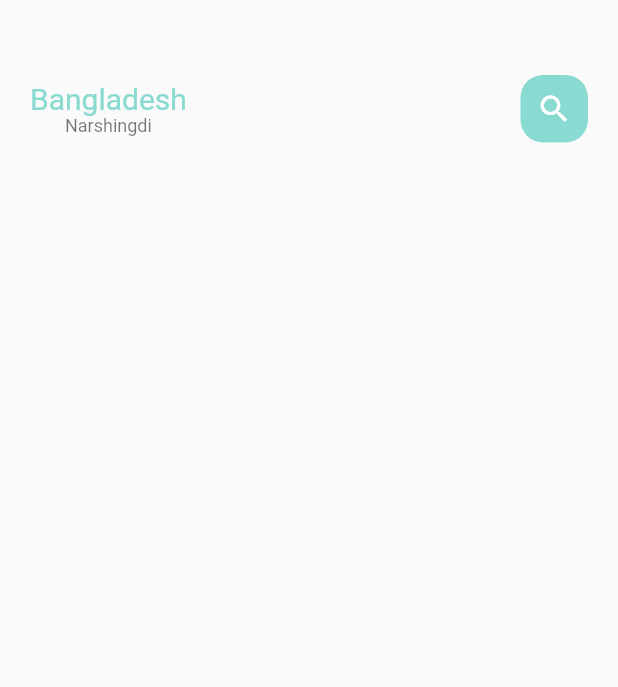
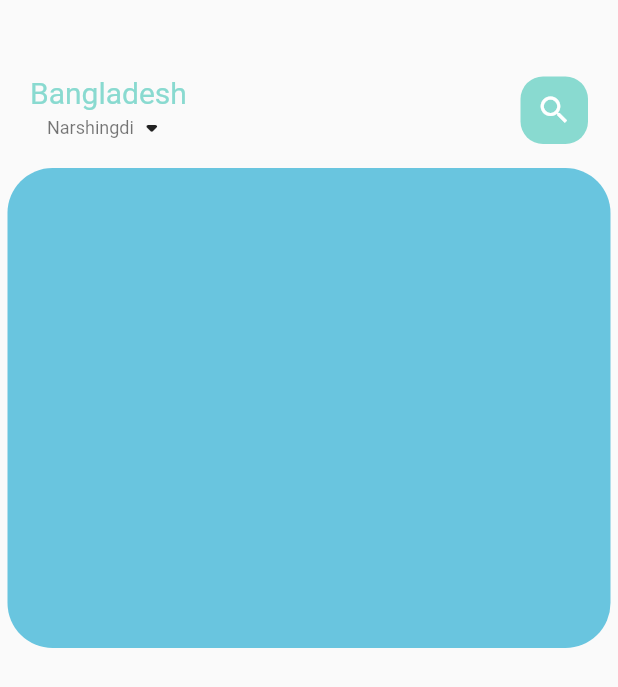
Before and after one commit to Thae00/food_delivery, a Flutter app: the screen it shows after launch, on a phone screen of 412 x 824 dp. Shown: the top 687 px of the screen. Run offline on Flutter 3.47's test engine with Material 2 defaults, Android fonts, the phone set to English and light mode, and no system bars.

```diff
--- /dev/null
+++ b/lib/home/food_body_page.dart
@@ -0,0 +1,34 @@
+import 'package:flutter/material.dart';
+
+class FoodBodyPage extends StatefulWidget {
+  FoodBodyPage({Key? key}) : super(key: key);
+
+  @override
+  _FoodBodyPageState createState() => _FoodBodyPageState();
+}
+
+class _FoodBodyPageState extends State<FoodBodyPage> {
+  @override
+  Widget build(BuildContext context) {
+    return Container(
+      height: 320,
+      child: PageView.builder(
+        itemCount: 5,
+        itemBuilder: (context, position) {
+          return _buildPageItem(position);
+        },
+      ),
+    );
+  }
+
+  Widget _buildPageItem(int index) {
+    return Container(
+      height: 220,
+      margin: EdgeInsets.only(left: 5, right: 5),
+      decoration: BoxDecoration(
+        borderRadius: BorderRadius.circular(30),
+        color: index.isEven ? Color(0xFF69c5df) : Color(0xFF9294cc),
+      ),
+    );
+  }
+}
--- a/lib/home/main_food_page.dart
+++ b/lib/home/main_food_page.dart
@@ -1,4 +1,5 @@
 import 'package:flutter/material.dart';
+import 'package:food_delivery/home/food_body_page.dart';
 import 'package:food_delivery/utils/colors.dart';
 import 'package:food_delivery/widgets/big_text.dart';
 import 'package:food_delivery/widgets/small_text.dart';
@@ -29,9 +30,16 @@ class _MainFoodPageState extends State<MainFoodPage> {
                         text: "Bangladesh",
                         color: AppColors.mainColor,
                       ),
-                      SmallText(
-                        text: "Narshingdi",
-                        color: Colors.black54,
+                      Row(
+                        children: [
+                          SmallText(
+                            text: "Narshingdi",
+                            color: Colors.black54,
+                          ),
+                          Icon(
+                            Icons.arrow_drop_down_rounded,
+                          ),
+                        ],
                       ),
                     ],
                   ),
@@ -51,6 +59,7 @@ class _MainFoodPageState extends State<MainFoodPage> {
               ),
             ),
           ),
+          FoodBodyPage(),
         ],
       ),
     );
```
